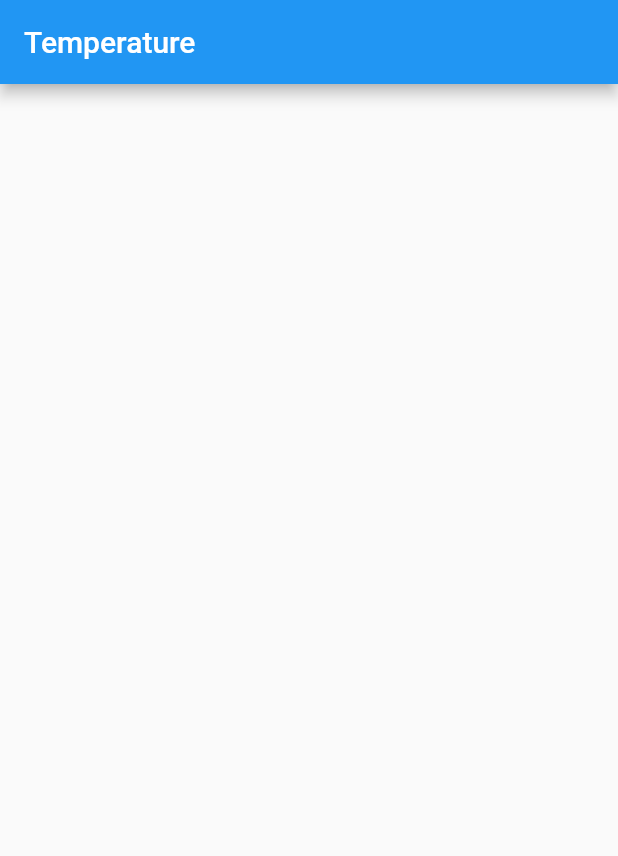
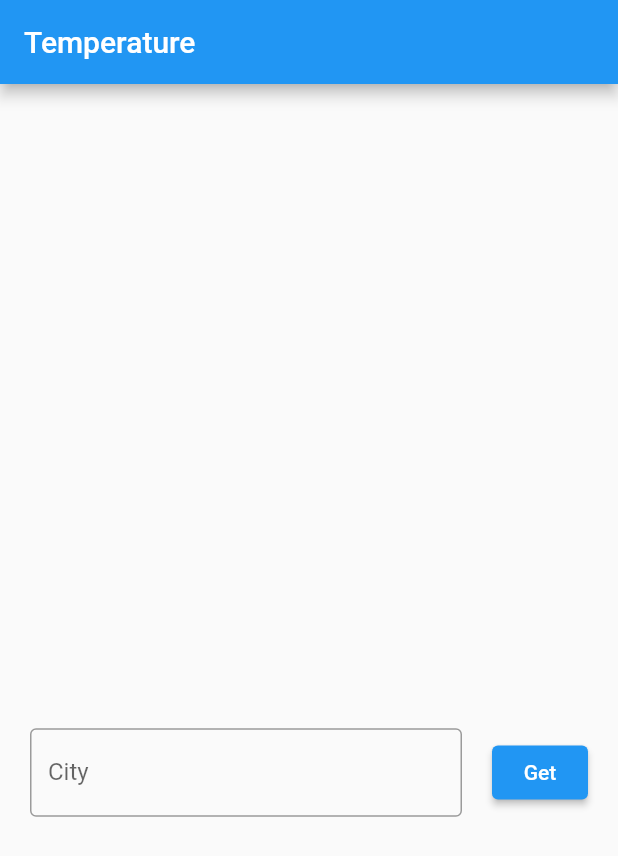
Before and after one commit to eryklorenc/weather_api, a Flutter app: the screen it shows after launch, on a phone screen of 412 x 824 dp. Shown: the top 856 px of the screen. Run offline on Flutter 3.47's test engine with Material 2 defaults, Android fonts, the phone set to English and light mode, and no system bars; our stand-ins replace bloc, flutter_bloc.

Commit message:
Add display weather and search widgets

```diff
--- a/lib/home/home.dart
+++ b/lib/home/home.dart
@@ -1,4 +1,10 @@
 import 'package:flutter/material.dart';
+import 'package:flutter_bloc/flutter_bloc.dart';
+import 'package:weather_api/app/core/enums.dart';
+import 'package:weather_api/home/cubit/home_cubit.dart';
+import 'package:weather_api/repositories/weather_repository.dart';
+import 'package:weather_api/widgets/display_weather.dart';
+import 'package:weather_api/widgets/search.dart';
 
 class Home extends StatefulWidget {
   const Home({super.key});
@@ -10,12 +16,52 @@ class Home extends StatefulWidget {
 class _HomeState extends State<Home> {
   @override
   Widget build(BuildContext context) {
-    return Scaffold(
-      appBar: AppBar(
-        title: const Text('Temperature'),
+    return BlocProvider(
+      create: (context) => HomeCubit(
+        WeatherRepository(),
       ),
-      body: const Center(
-
+      child: BlocListener<HomeCubit, HomeState>(
+        listener: (context, state) {
+          if (state.status == Status.error) {
+            final errorMessage = state.errorMessage ?? 'Unkown error';
+            ScaffoldMessenger.of(context).showSnackBar(
+              SnackBar(
+                content: Text(errorMessage),
+                backgroundColor: Colors.red,
+              ),
+            );
+          }
+        },
+        child: BlocBuilder<HomeCubit, HomeState>(
+          builder: (context, state) {
+            final weatherModel = state.model;
+            return Scaffold(
+              appBar: AppBar(
+                title: const Text('Temperature'),
+              ),
+              body: Center(
+                child: Builder(builder: (context) {
+                  if (state.status == Status.loading) {
+                    return const Text('Loading');
+                  }
+                  return Column(
+                    mainAxisAlignment: MainAxisAlignment.center,
+                    children: [
+                      if (weatherModel != null)
+                        DisplayWeather(
+                          weatherModel: weatherModel,
+                        ),
+                      const SizedBox(
+                        height: 150,
+                      ),
+                      Search(),
+                    ],
+                  );
+                }),
+              ),
+            );
+          },
+        ),
       ),
     );
   }
--- /dev/null
+++ b/lib/widgets/search.dart
@@ -0,0 +1,39 @@
+import 'package:flutter/material.dart';
+import 'package:flutter_bloc/flutter_bloc.dart';
+import 'package:weather_api/home/cubit/home_cubit.dart';
+
+class Search extends StatelessWidget {
+  Search({
+    Key? key,
+  }) : super(key: key);
+
+  final _controller = TextEditingController();
+
+  @override
+  Widget build(BuildContext context) {
+    return Padding(
+      padding: const EdgeInsets.symmetric(horizontal: 20.0),
+      child: Row(
+        children: [
+          Expanded(
+            child: TextField(
+              controller: _controller,
+              decoration: const InputDecoration(
+                border: OutlineInputBorder(),
+                label: Text('City'),
+                hintText: 'London',
+              ),
+            ),
+          ),
+          const SizedBox(width: 20),
+          ElevatedButton(
+            onPressed: () {
+              context.read<HomeCubit>().getWeatherModel(city: _controller.text);
+            },
+            child: const Text('Get'),
+          ),
+        ],
+      ),
+    );
+  }
+}
```
Also changed, not shown: lib/widgets/display_weather.dart (added, +35 -0 lines).
